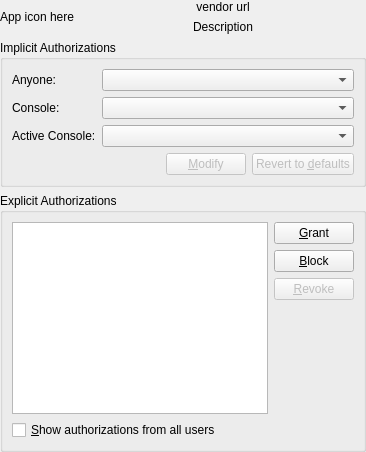
This is PolicyKit-kde/authorization/PkKAction.ui in RJVB/kdm5 as Qt 5 draws it before an edit. The edited form follows.
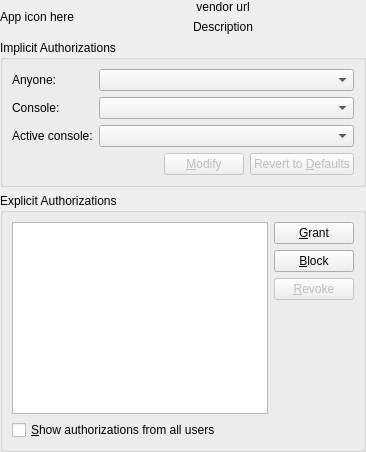
This is the edited form. Custom widgets are drawn as their Qt base class.

Diff of the .ui file:
```diff
--- a/PolicyKit-kde/authorization/PkKAction.ui
+++ b/PolicyKit-kde/authorization/PkKAction.ui
@@ -115,7 +115,7 @@
         <item row="2" column="0">
          <widget class="QLabel" name="allowActiveL">
           <property name="text">
-           <string>Active Console:</string>
+           <string>Active console:</string>
           </property>
          </widget>
         </item>
@@ -174,7 +174,7 @@
            </sizepolicy>
           </property>
           <property name="text">
-           <string>Revert to &amp;defaults</string>
+           <string>Revert to &amp;Defaults</string>
           </property>
          </widget>
         </item>
```
